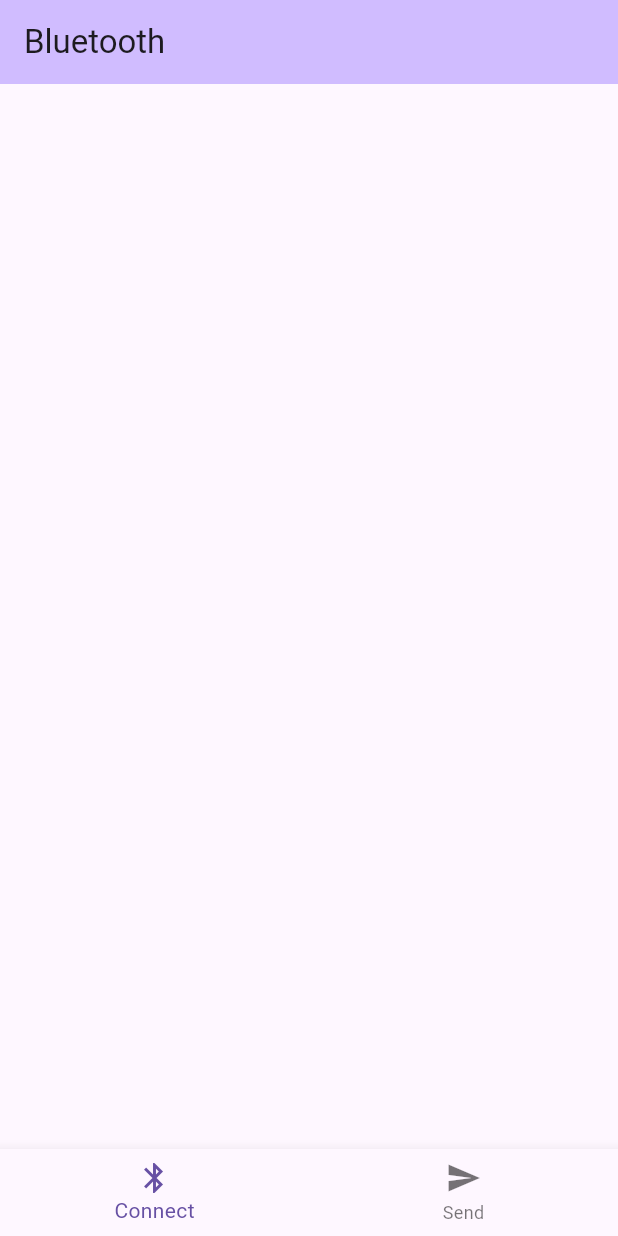
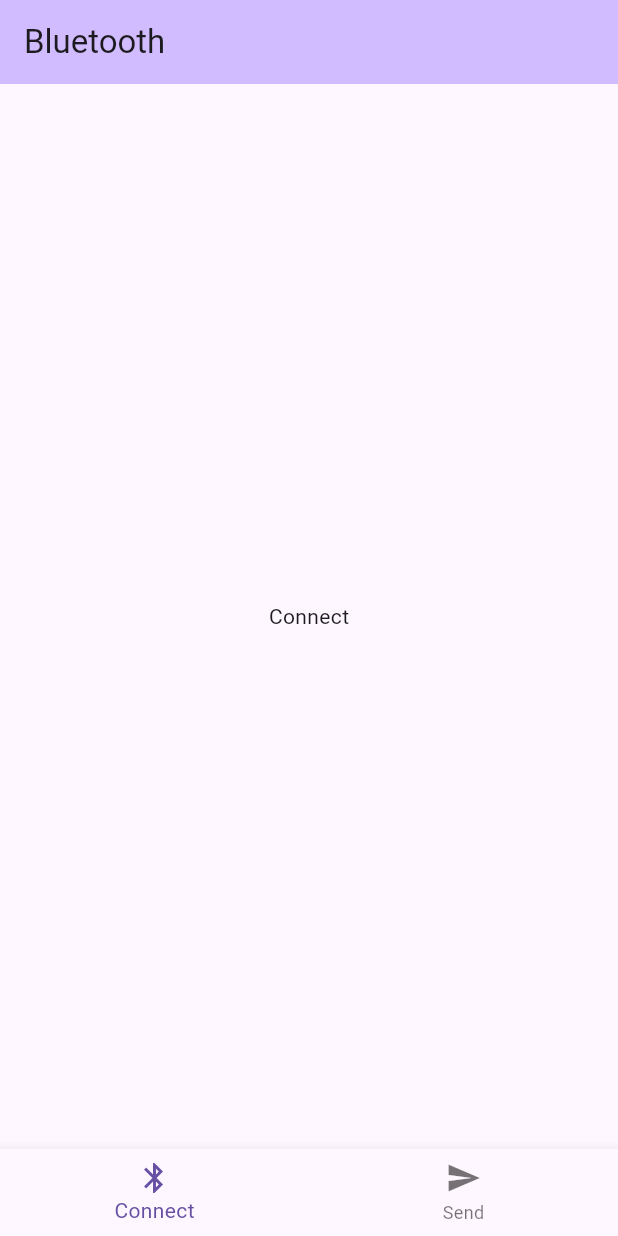
Before and after one commit to Niklas-gif/flutter_arduino_bluetooth_example, a Flutter app: the screen it shows after launch, on a phone screen of 412 x 824 dp. Run offline on Flutter 3.47's test engine with Material 3 defaults, Android fonts, the phone set to English and light mode, and no system bars; our stand-ins replace adaptive_theme.

Commit message:
added screens

```diff
--- /dev/null
+++ b/lib/connect_screen.dart
@@ -0,0 +1,14 @@
+import 'package:flutter/material.dart';
+
+class ConnectScreen extends StatelessWidget {
+  const ConnectScreen({super.key});
+
+  @override
+  Widget build(BuildContext context) {
+    return const Scaffold(
+      body: Center(
+        child: Text("Connect"),
+      ),
+    );
+  }
+}
--- a/lib/main.dart
+++ b/lib/main.dart
@@ -4,48 +4,31 @@ import 'package:provider/provider.dart';
 import 'package:adaptive_theme/adaptive_theme.dart';
 
 void main() {
-  runApp(const MyApp());
+  runApp(MultiProvider(providers: [
+    ChangeNotifierProvider(create: (_) => BottomNavigationBarProvider())
+  ],child: MyApp(),));
 }
 
 class MyApp extends StatelessWidget {
   const MyApp({super.key});
 
-  // This widget is the root of your application.
   @override
   Widget build(BuildContext context) {
-    return ChangeNotifierProvider(
-        create:(context)=>AppState(),
-        child: AdaptiveTheme(
+    return AdaptiveTheme(
           light: ThemeData.light(useMaterial3: true),
           dark: ThemeData.dark(useMaterial3: true),
           initial: AdaptiveThemeMode.light,
-          builder: (theme,darkTheme) =>MaterialApp(
+          builder: (theme, darkTheme) => MaterialApp(
             title: 'Bluetooth',
             theme: theme,
             darkTheme: darkTheme,
-            home: MyHomePage(),
-          ),)
-    );
+            home: Scaffold(
+                appBar: AppBar(
+                  backgroundColor: Theme.of(context).colorScheme.inversePrimary,
+                  title: const Text("Bluetooth"),
+                ),
+                body: NavigationScreen()),
+          ),
+        );
   }
 }
-
-class AppState extends ChangeNotifier {
-
-}
-
-class MyHomePage extends StatelessWidget {
-  const MyHomePage({super.key});
-
-  @override
-  Widget build(BuildContext context) {
-    return Scaffold(
-      appBar: AppBar(
-        backgroundColor: Theme
-            .of(context)
-            .colorScheme
-            .inversePrimary,
-        title: const Text("Bluetooth"),
-      ),
-      body: NavigationScreen());
-  }
-}
--- a/lib/nav_widget.dart
+++ b/lib/nav_widget.dart
@@ -1,12 +1,12 @@
-import 'dart:ffi';
-
 import 'package:flutter/material.dart';
+import 'package:flutter_arduino_bluetooth_example/connect_screen.dart';
+import 'package:flutter_arduino_bluetooth_example/send_screen.dart';
 import 'package:provider/provider.dart';
 
 class BottomNavigationBarProvider with ChangeNotifier {
   List<NavBarItem> items = [
-    NavBarItem(label: "Connect",icon: Icons.bluetooth),
-    NavBarItem(label: "Send",icon: Icons.send)
+    NavBarItem(widget: ConnectScreen(),label: "Connect",icon: Icons.bluetooth,),
+    NavBarItem(widget: SendScreen(), label: "Send",icon: Icons.send)
   ];
   int _currentIndex = 0;
   int get currentIndex {
@@ -32,14 +32,19 @@ class NavigationScreen extends StatelessWidget {
 
   @override
   Widget build(BuildContext context) {
-    final navProvider = BottomNavigationBarProvider();
+    final navProvider = Provider.of<BottomNavigationBarProvider>(context,);
     return Scaffold(
       body: navProvider.items[navProvider._currentIndex].widget,
       bottomNavigationBar: BottomNavigationBar(
         currentIndex: navProvider._currentIndex,
         onTap: (index) {
-          navProvider._currentIndex = index;
-        },items: navProvider.items.map((item)=>BottomNavigationBarItem(icon: Icon(item.icon),label: item.label)).toList(),
+          print(index);
+          navProvider.currentIndex = index;
+        },items: navProvider.items.map((item)=>
+          BottomNavigationBarItem(
+          icon: Icon(item.icon),
+          label: item.label))
+          .toList(),
       ),
     );
   }
```
Also changed, not shown: lib/send_screen.dart (added, +14 -0 lines).
